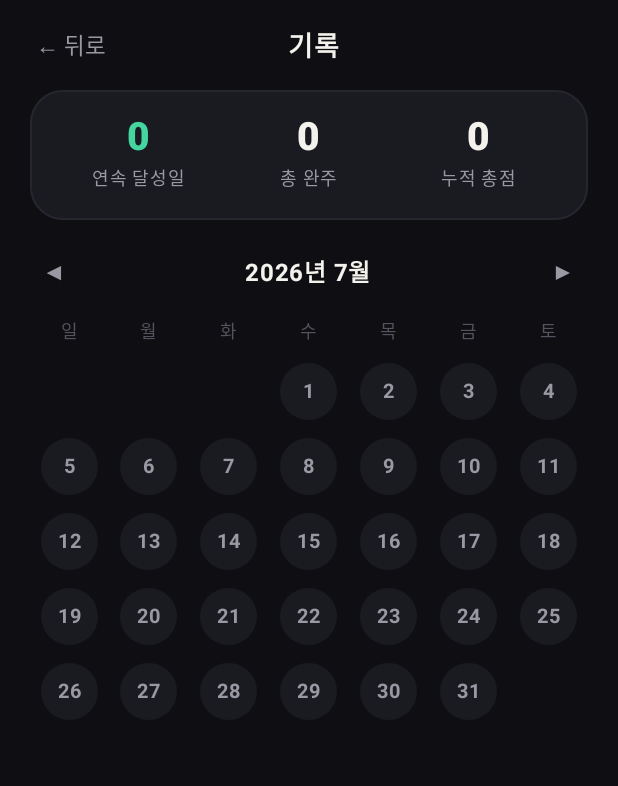
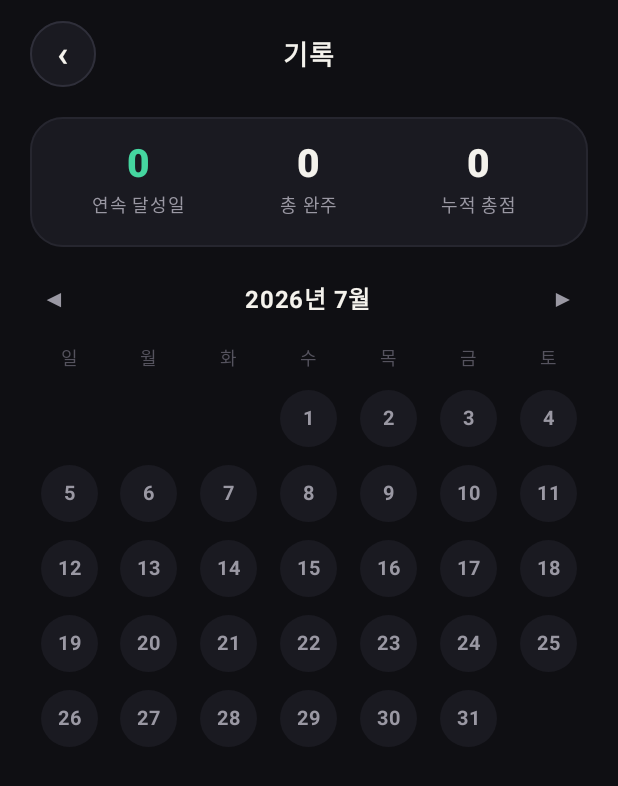
Before and after one commit to singlemarks-hash/routine, an Android app built with Jetpack Compose: the composable CalendarScreen shown on its own in the app's theme, on a phone screen of 412 x 824 dp. Shown: the top 786 px of the screen. Run offline under Robolectric (Android 15) with nearby library versions, the phone set to English and light mode, and no system bars; our stand-ins replace Firebase (no records; nobody signed in at launch, a user with empty details on screens opened directly), Room's generated code.

Commit message:
안드로이드 UI 통일성 정리: 전 화면 원형 뒤로가기+중앙 타이틀 헤더(TLScreenHeader), 게스트 버튼 가독성 버그 수정

```diff
--- a/android/app/src/main/java/com/singlemarks/angrymoti/ui/AuthScreen.kt
+++ b/android/app/src/main/java/com/singlemarks/angrymoti/ui/AuthScreen.kt
@@ -138,7 +138,7 @@ fun AuthScreen() {
             }
 
             Spacer(Modifier.height(22.dp))
-            TLPrimaryButton("게스트로 둘러보기", tint = TL.raised) {
+            TLGhostButton("게스트로 둘러보기") {
                 AccountStore.continueAsGuest(null)
             }
             Text("게스트 기록은 이 기기에만 저장돼요", color = TL.faint, fontSize = 12.sp,
--- a/android/app/src/main/java/com/singlemarks/angrymoti/ui/CalendarScreen.kt
+++ b/android/app/src/main/java/com/singlemarks/angrymoti/ui/CalendarScreen.kt
@@ -60,14 +60,7 @@ fun CalendarScreen(onBack: () -> Unit) {
 
     LazyColumn(Modifier.fillMaxSize().background(TL.ink).padding(horizontal = 20.dp)) {
         item {
-            Row(Modifier.fillMaxWidth().padding(vertical = 14.dp), verticalAlignment = Alignment.CenterVertically) {
-                Text("← 뒤로", color = TL.muted, fontSize = 15.sp,
-                    modifier = Modifier.clickable(onClick = onBack).padding(4.dp))
-                Spacer(Modifier.weight(1f))
-                Text("기록", color = TL.paper, fontSize = 18.sp, fontWeight = FontWeight.Black)
-                Spacer(Modifier.weight(1f))
-                Spacer(Modifier.width(48.dp))
-            }
+            Box(Modifier.padding(top = 14.dp)) { TLScreenHeader("기록", onBack = onBack) }
         }
         item {
             TLCard {
--- a/android/app/src/main/java/com/singlemarks/angrymoti/ui/Common.kt
+++ b/android/app/src/main/java/com/singlemarks/angrymoti/ui/Common.kt
@@ -153,6 +153,21 @@ fun TLPillButton(text: String, tint: Color = TL.paper, enabled: Boolean = true,
     }
 }
 
+/** 공용 화면 헤더 — 원형 뒤로가기 + 중앙 타이틀 (모든 서브 화면 통일) */
+@Composable
+fun TLScreenHeader(title: String, onBack: () -> Unit) {
+    androidx.compose.foundation.layout.Row(
+        verticalAlignment = Alignment.CenterVertically,
+        modifier = Modifier.fillMaxWidth().padding(bottom = 20.dp),
+    ) {
+        TLCircleBack(onClick = onBack)
+        androidx.compose.foundation.layout.Spacer(Modifier.weight(1f))
+        Text(title, color = TL.paper, fontSize = 18.sp, fontWeight = FontWeight.Black)
+        androidx.compose.foundation.layout.Spacer(Modifier.weight(1f))
+        androidx.compose.foundation.layout.Spacer(Modifier.size(44.dp))
+    }
+}
+
 /** 브랜드 시그니처 (세리프, 흐리게) */
 @Composable
 fun BrandSignature(modifier: Modifier = Modifier) {
```
Also changed, not shown: android/app/src/main/java/com/singlemarks/angrymoti/ui/SettingsScreens.kt (+4 -23 lines).
